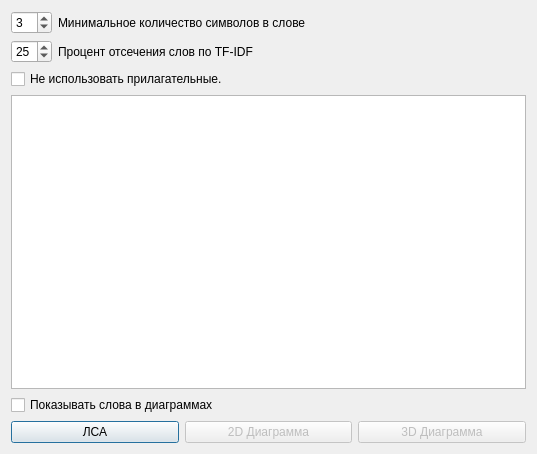
The window that sources/DialogConfigLSA.ui (AndreyTulyakov/TextStageProcessor) describes before a commit, drawn with Qt 5.
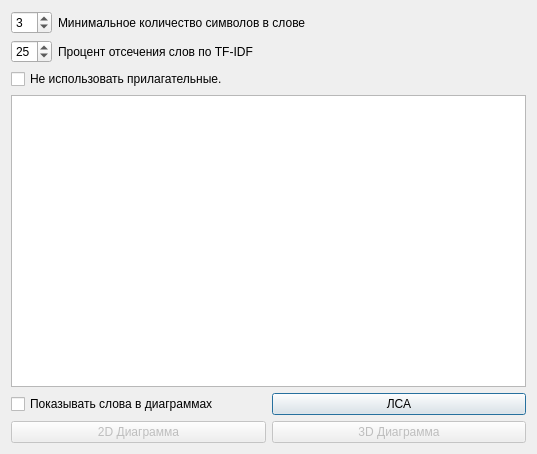
The same window after the commit.

Commit message: Вывод графиков в отдельном окне. Теперь не должно уходить в фон.

The edit to the form file:
```diff
--- a/sources/DialogConfigLSA.ui
+++ b/sources/DialogConfigLSA.ui
@@ -91,6 +91,8 @@
     </widget>
    </item>
    <item>
+    <layout class="QHBoxLayout" name="horizontalLayout_4">
+     <item>
     <widget class="QCheckBox" name="checkBoxShowWords">
      <property name="text">
       <string>Показывать слова в диаграммах</string>
@@ -98,14 +100,16 @@
     </widget>
    </item>
    <item>
-    <layout class="QHBoxLayout" name="horizontalLayout_3">
-     <item>
       <widget class="QPushButton" name="buttonMakeLSA">
        <property name="text">
         <string>ЛСА</string>
        </property>
       </widget>
      </item>
+    </layout>
+   </item>
+   <item>
+    <layout class="QHBoxLayout" name="horizontalLayout_3">
      <item>
       <widget class="QPushButton" name="button2DView">
        <property name="enabled">
```
Lines whose indentation alone changed are shown as unchanged. The commit also changes 2 other files.
